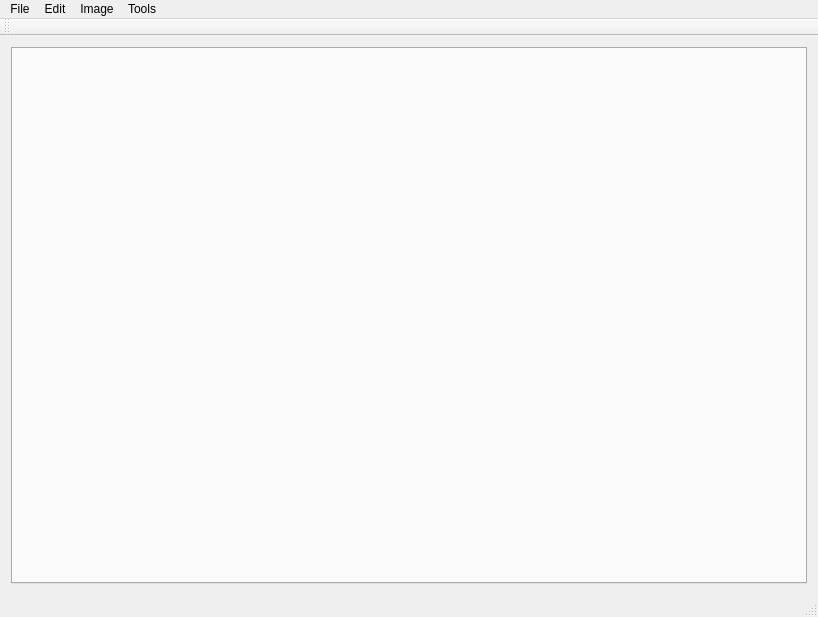
MCInversion/ImageProcessingSTU, file src/ImageViewer.ui: the form before one commit.
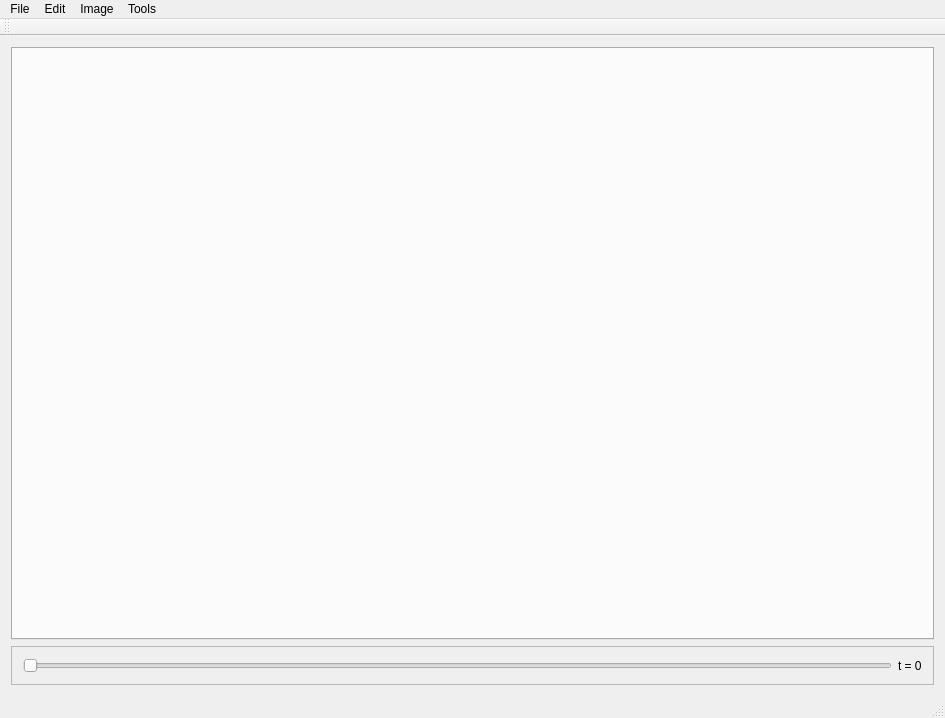
The form after the commit.

Commit message: adding time slider for evolving images

Patch:
```diff
--- a/src/ImageViewer.ui
+++ b/src/ImageViewer.ui
@@ -6,16 +6,16 @@
    <rect>
     <x>0</x>
     <y>0</y>
-    <width>818</width>
-    <height>617</height>
+    <width>945</width>
+    <height>718</height>
    </rect>
   </property>
   <property name="windowTitle">
    <string>ImageViewer</string>
   </property>
   <widget class="QWidget" name="centralWidget">
-   <layout class="QHBoxLayout" name="horizontalLayout">
-    <item>
+   <layout class="QGridLayout" name="gridLayout">
+    <item row="1" column="0">
      <widget class="QTabWidget" name="tabWidget">
       <property name="documentMode">
        <bool>false</bool>
@@ -28,6 +28,38 @@
       </property>
      </widget>
     </item>
+    <item row="2" column="0">
+     <widget class="QFrame" name="timeFrame">
+      <property name="frameShape">
+       <enum>QFrame::StyledPanel</enum>
+      </property>
+      <property name="frameShadow">
+       <enum>QFrame::Raised</enum>
+      </property>
+      <layout class="QHBoxLayout" name="horizontalLayout">
+       <item>
+        <widget class="QSlider" name="timeSlider">
+         <property name="enabled">
+          <bool>true</bool>
+         </property>
+         <property name="orientation">
+          <enum>Qt::Horizontal</enum>
+         </property>
+        </widget>
+       </item>
+       <item>
+        <widget class="QLabel" name="timeLabel">
+         <property name="enabled">
+          <bool>true</bool>
+         </property>
+         <property name="text">
+          <string>t = 0</string>
+         </property>
+        </widget>
+       </item>
+      </layout>
+     </widget>
+    </item>
    </layout>
   </widget>
   <widget class="QMenuBar" name="menuBar">
@@ -35,7 +67,7 @@
     <rect>
      <x>0</x>
      <y>0</y>
-     <width>818</width>
+     <width>945</width>
      <height>26</height>
     </rect>
    </property>
```
Left out of the diff: 22 changed lines with no effect on the pictures. The commit also changes 41 other files.
